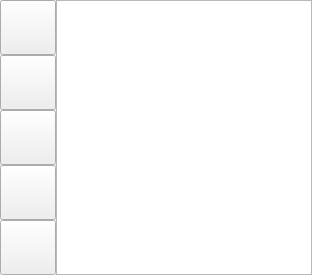
Before: the Qt Designer form mainmenuwidget.ui in martinribelotta/embedded-ide, drawn with Qt 5.
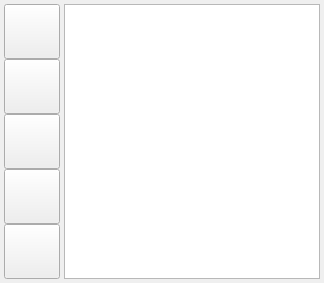
After: the same form once the commit is applied. Icons and pictures are not drawn.

Patch:
```diff
--- a/mainmenuwidget.ui
+++ b/mainmenuwidget.ui
@@ -6,24 +6,27 @@
    <rect>
     <x>0</x>
     <y>0</y>
-    <width>312</width>
-    <height>275</height>
+    <width>324</width>
+    <height>283</height>
    </rect>
   </property>
   <layout class="QGridLayout" name="gridLayout">
    <property name="leftMargin">
-    <number>0</number>
+    <number>4</number>
    </property>
    <property name="topMargin">
-    <number>0</number>
+    <number>4</number>
    </property>
    <property name="rightMargin">
-    <number>0</number>
+    <number>4</number>
    </property>
    <property name="bottomMargin">
-    <number>0</number>
+    <number>4</number>
    </property>
-   <property name="spacing">
+   <property name="horizontalSpacing">
+    <number>4</number>
+   </property>
+   <property name="verticalSpacing">
     <number>0</number>
    </property>
    <item row="0" column="0">
```
